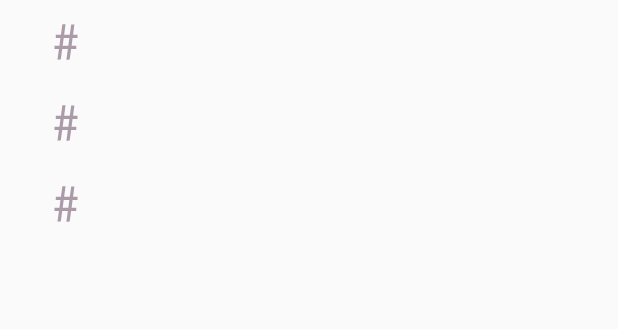
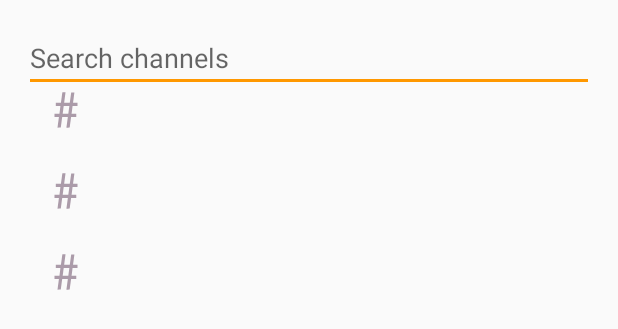
Before and after one commit to tntse/chathub-final, an Android app: the layout activity_channel_search.xml on its own in the app's theme, with its tools: preview values and no code run, on a phone screen of 412 x 824 dp. Shown: the top 329 px of the screen. Run offline under Robolectric (Android 15) with nearby library versions, the phone set to English and light mode, and no system bars.

Commit message:
Connected the create channel and search for channels together

```diff
--- a/app/src/main/res/drawable/ic_sync_black_24dp.xml
+++ b/app/src/main/res/drawable/ic_sync_black_24dp.xml
@@ -5,5 +5,6 @@
     android:viewportWidth="24.0">
     <path
         android:fillColor="#FF000000"
-        android:pathData="M12 4V1L8 5l4 4V6c3.31 0 6 2.69 6 6 0 1.01,-.25 1.97,-.7 2.8l1.46 1.46C19.54 15.03 20 13.57 20 12c0,-4.42,-3.58,-8,-8,-8zm0 14c-3.31 0,-6,-2.69,-6,-6 0,-1.01.25,-1.97.7,-2.8L5.24 7.74C4.46 8.97 4 10.43 4 12c0 4.42 3.58 8 8 8v3l4,-4,-4,-4v3z" />
+        android:pathData="M12 4V1L8 5l4 4V6c3.31 0 6 2.69 6 6 0 1.01,-.25 1.97,-.7 2.8l1.46 1.46C19.54 15.03 20 13.57 20 12c0,-4.42,-3.58,-8,-8,-8zm0 14c-3.31 0,-6,-2.69,-6,-6 0,-1.01 .25,-1.97 .7,-2.8L5.24 7.74C4.46 8.97 4 10.43 4 12c0 4.42 3.58 8 8 8v3l4,-4,-4,-4v3z"
+        />
 </vector>
--- a/app/src/main/res/layout/activity_channel_search.xml
+++ b/app/src/main/res/layout/activity_channel_search.xml
@@ -13,14 +13,15 @@
     <EditText
         android:layout_width="match_parent"
         android:layout_height="wrap_content"
-        android:layout_above="@+id/channel_list_recyclerview"
+        android:id="@+id/searchChannelsEdit"
         android:hint="Search channels"/>
 
     <android.support.v7.widget.RecyclerView
         android:id="@+id/channel_list_recyclerview"
+        android:layout_below="@+id/searchChannelsEdit"
         android:name="edu.sfsu.csc780.chathub.ui.fragments.ChannelListFragment"
         android:layout_width="match_parent"
-        android:layout_height="match_parent"
+        android:layout_height="wrap_content"
         android:layout_marginLeft="16dp"
         android:layout_marginRight="16dp"
         tools:listitem="@layout/item_channel" />
--- a/app/src/main/res/layout/channel_header.xml
+++ b/app/src/main/res/layout/channel_header.xml
@@ -23,7 +23,9 @@
 
     <RelativeLayout
         android:layout_width="match_parent"
-        android:layout_height="wrap_content">
+        android:layout_height="wrap_content"
+        android:id="@+id/channelAdd"
+        android:clickable="true">
 
         <TextView
             android:layout_width="wrap_content"
```
Also changed, not shown: app/src/main/java/edu/sfsu/csc780/chathub/model/ChannelType.java (deleted, +0 -11 lines), app/src/main/java/edu/sfsu/csc780/chathub/ui/activities/MainActivity.java (+14 -0 lines), 1 other file.
